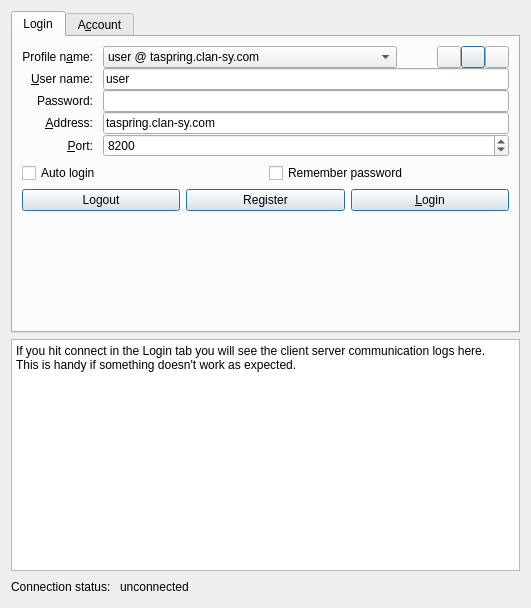
Qt form ui/connectionWidget.ui (tizbac/qtlobby) before a commit.
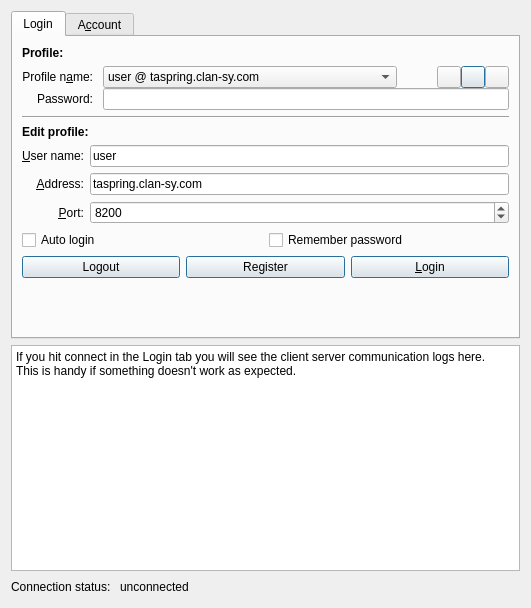
The same form after that commit. The open tabs and pages were chosen to show the change. Icons and pictures are not drawn.

Diff of the .ui file:
```diff
--- a/ui/connectionWidget.ui
+++ b/ui/connectionWidget.ui
@@ -20,6 +20,52 @@
    <string>Connect to a lobby server </string>
   </property>
   <layout class="QGridLayout">
+   <item row="1" column="0" colspan="3">
+    <widget class="QTextBrowser" name="connectionLogTextBrowser">
+     <property name="sizePolicy">
+      <sizepolicy hsizetype="Expanding" vsizetype="Expanding">
+       <horstretch>0</horstretch>
+       <verstretch>0</verstretch>
+      </sizepolicy>
+     </property>
+     <property name="html">
+      <string>&lt;!DOCTYPE HTML PUBLIC &quot;-//W3C//DTD HTML 4.0//EN&quot; &quot;http://www.w3.org/TR/REC-html40/strict.dtd&quot;&gt;
+&lt;html&gt;&lt;head&gt;&lt;meta name=&quot;qrichtext&quot; content=&quot;1&quot; /&gt;&lt;style type=&quot;text/css&quot;&gt;
+p, li { white-space: pre-wrap; }
+&lt;/style&gt;&lt;/head&gt;&lt;body style=&quot; font-family:'DejaVu Sans'; font-size:9pt; font-weight:400; font-style:normal;&quot;&gt;
+&lt;p style=&quot; margin-top:0px; margin-bottom:0px; margin-left:0px; margin-right:0px; -qt-block-indent:0; text-indent:0px;&quot;&gt;&lt;span style=&quot; font-family:'Sans Serif';&quot;&gt;If you hit connect in the Login tab you will see the client server communication logs here. &lt;/span&gt;&lt;/p&gt;
+&lt;p style=&quot; margin-top:0px; margin-bottom:0px; margin-left:0px; margin-right:0px; -qt-block-indent:0; text-indent:0px;&quot;&gt;&lt;span style=&quot; font-family:'Sans Serif';&quot;&gt;This is handy if something doesn't work as expected.&lt;/span&gt;&lt;/p&gt;
+&lt;p style=&quot;-qt-paragraph-type:empty; margin-top:0px; margin-bottom:0px; margin-left:0px; margin-right:0px; -qt-block-indent:0; text-indent:0px; font-family:'Sans Serif';&quot;&gt;&lt;/p&gt;&lt;/body&gt;&lt;/html&gt;</string>
+     </property>
+    </widget>
+   </item>
+   <item row="2" column="2">
+    <spacer>
+     <property name="orientation">
+      <enum>Qt::Horizontal</enum>
+     </property>
+     <property name="sizeHint" stdset="0">
+      <size>
+       <width>441</width>
+       <height>20</height>
+      </size>
+     </property>
+    </spacer>
+   </item>
+   <item row="2" column="1">
+    <widget class="QLabel" name="statusLabel">
+     <property name="text">
+      <string>unconnected</string>
+     </property>
+    </widget>
+   </item>
+   <item row="2" column="0">
+    <widget class="QLabel" name="label_8">
+     <property name="text">
+      <string>Connection status: </string>
+     </property>
+    </widget>
+   </item>
    <item row="0" column="0" colspan="3">
     <widget class="QTabWidget" name="tabWidget">
      <property name="sizePolicy">
@@ -32,13 +78,27 @@
       <enum>QTabWidget::North</enum>
      </property>
      <property name="currentIndex">
-      <number>1</number>
+      <number>0</number>
      </property>
      <widget class="QWidget" name="tab_2">
       <attribute name="title">
        <string>Login</string>
       </attribute>
       <layout class="QVBoxLayout" name="verticalLayout">
+       <item>
+        <widget class="QLabel" name="label">
+         <property name="font">
+          <font>
+           <weight>75</weight>
+           <italic>false</italic>
+           <bold>true</bold>
+          </font>
+         </property>
+         <property name="text">
+          <string>Profile:</string>
+         </property>
+        </widget>
+       </item>
        <item>
         <layout class="QGridLayout" name="profileContainer">
          <property name="horizontalSpacing">
@@ -50,48 +110,6 @@
          <property name="rightMargin">
           <number>0</number>
          </property>
-         <item row="1" column="1">
-          <widget class="QLineEdit" name="profileUserNameLineEdit">
-           <property name="sizePolicy">
-            <sizepolicy hsizetype="Expanding" vsizetype="Fixed">
-             <horstretch>200</horstretch>
-             <verstretch>0</verstretch>
-            </sizepolicy>
-           </property>
-           <property name="toolTip">
-            <string>Lobby username like drZero23 or [Clan]Username</string>
-           </property>
-           <property name="text">
-            <string>user</string>
-           </property>
-          </widget>
-         </item>
-         <item row="3" column="1">
-          <widget class="QLineEdit" name="profileServerAddressLineEdit">
-           <property name="toolTip">
-            <string>Address of the TASServer. Most likely taspring.clan-sy.com</string>
-           </property>
-           <property name="text">
-            <string>taspring.clan-sy.com</string>
-           </property>
-          </widget>
-         </item>
-         <item row="4" column="1">
-          <widget class="QSpinBox" name="profilePortSpinBox">
-           <property name="toolTip">
-            <string>TCP port which is used by the TASServer. Most likely 8200.</string>
-           </property>
-           <property name="minimum">
-            <number>1</number>
-           </property>
-           <property name="maximum">
-            <number>65535</number>
-           </property>
-           <property name="value">
-            <number>8200</number>
-           </property>
-          </widget>
-         </item>
          <item row="0" column="0">
           <widget class="QLabel" name="profileNameLabel">
            <property name="text">
@@ -105,77 +123,6 @@
            </property>
           </widget>
          </item>
-         <item row="1" column="0">
-          <widget class="QLabel" name="userNameLabel">
-           <property name="text">
-            <string>&amp;User name:</string>
-           </property>
-           <property name="alignment">
-            <set>Qt::AlignRight|Qt::AlignTrailing|Qt::AlignVCenter</set>
-           </property>
-           <property name="buddy">
-            <cstring>profileUserNameLineEdit</cstring>
-           </property>
-          </widget>
-         </item>
-         <item row="3" column="0">
-          <widget class="QLabel" name="addressLabel">
-           <property name="text">
-            <string>&amp;Address:</string>
-           </property>
-           <property name="alignment">
-            <set>Qt::AlignRight|Qt::AlignTrailing|Qt::AlignVCenter</set>
-           </property>
-           <property name="buddy">
-            <cstring>profileServerAddressLineEdit</cstring>
-           </property>
-          </widget>
-         </item>
-         <item row="4" column="0">
-          <widget class="QLabel" name="portLabel">
-           <property name="text">
-            <string>&amp;Port:</string>
-           </property>
-           <property name="alignment">
-            <set>Qt::AlignRight|Qt::AlignTrailing|Qt::AlignVCenter</set>
-           </property>
-           <property name="buddy">
-            <cstring>profilePortSpinBox</cstring>
-           </property>
-          </widget>
-         </item>
-         <item row="2" column="0">
-          <widget class="QLabel" name="passwordLabel">
-           <property name="text">
-            <string>Password:</string>
-           </property>
-           <property name="alignment">
-            <set>Qt::AlignRight|Qt::AlignTrailing|Qt::AlignVCenter</set>
-           </property>
-           <property name="buddy">
-            <cstring>profileUserNameLineEdit</cstring>
-           </property>
-          </widget>
-         </item>
-         <item row="2" column="1">
-          <widget class="QLineEdit" name="passwordLineEdit">
-           <property name="sizePolicy">
-            <sizepolicy hsizetype="Expanding" vsizetype="Fixed">
-             <horstretch>200</horstretch>
-             <verstretch>0</verstretch>
-            </sizepolicy>
-           </property>
-           <property name="toolTip">
-            <string>Lobby username like drZero23 or [Clan]Username</string>
-           </property>
-           <property name="text">
-            <string/>
-           </property>
-           <property name="echoMode">
-            <enum>QLineEdit::Password</enum>
-           </property>
-          </widget>
-         </item>
          <item row="0" column="1">
           <layout class="QHBoxLayout" name="profileOperationHLayout">
            <item>
@@ -292,6 +239,146 @@
            </item>
           </layout>
          </item>
+         <item row="2" column="0">
+          <widget class="QLabel" name="passwordLabel">
+           <property name="text">
+            <string>Password:</string>
+           </property>
+           <property name="alignment">
+            <set>Qt::AlignRight|Qt::AlignTrailing|Qt::AlignVCenter</set>
+           </property>
+           <property name="buddy">
+            <cstring>profileUserNameLineEdit</cstring>
+           </property>
+          </widget>
+         </item>
+         <item row="2" column="1">
+          <widget class="QLineEdit" name="passwordLineEdit">
+           <property name="sizePolicy">
+            <sizepolicy hsizetype="Expanding" vsizetype="Fixed">
+             <horstretch>200</horstretch>
+             <verstretch>0</verstretch>
+            </sizepolicy>
+           </property>
+           <property name="toolTip">
+            <string>Lobby username like drZero23 or [Clan]Username</string>
+           </property>
+           <property name="text">
+            <string/>
+           </property>
+           <property name="echoMode">
+            <enum>QLineEdit::Password</enum>
+           </property>
+          </widget>
+         </item>
+        </layout>
+       </item>
+       <item>
+        <widget class="Line" name="line_2">
+         <property name="orientation">
+          <enum>Qt::Horizontal</enum>
+         </property>
+        </widget>
+       </item>
+       <item>
+        <widget class="QLabel" name="label_6">
+         <property name="font">
+          <font>
+           <weight>75</weight>
+           <bold>true</bold>
+          </font>
+         </property>
+         <property name="text">
+          <string>Edit profile:</string>
+         </property>
+        </widget>
+       </item>
+       <item>
+        <layout class="QGridLayout" name="gridLayout_2">
+         <property name="margin">
+          <number>0</number>
+         </property>
+         <item row="0" column="0">
+          <widget class="QLabel" name="userNameLabel">
+           <property name="text">
+            <string>&amp;User name:</string>
+           </property>
+           <property name="alignment">
+            <set>Qt::AlignRight|Qt::AlignTrailing|Qt::AlignVCenter</set>
+           </property>
+           <property name="buddy">
+            <cstring>profileUserNameLineEdit</cstring>
+           </property>
+          </widget>
+         </item>
+         <item row="0" column="1">
+          <widget class="QLineEdit" name="profileUserNameLineEdit">
+           <property name="sizePolicy">
+            <sizepolicy hsizetype="Expanding" vsizetype="Fixed">
+             <horstretch>200</horstretch>
+             <verstretch>0</verstretch>
+            </sizepolicy>
+           </property>
+           <property name="toolTip">
+            <string>Lobby username like drZero23 or [Clan]Username</string>
+           </property>
+           <property name="text">
+            <string>user</string>
+           </property>
+          </widget>
+         </item>
+         <item row="1" column="0">
+          <widget class="QLabel" name="addressLabel">
+           <property name="text">
+            <string>&amp;Address:</string>
+           </property>
+           <property name="alignment">
+            <set>Qt::AlignRight|Qt::AlignTrailing|Qt::AlignVCenter</set>
+           </property>
+           <property name="buddy">
+            <cstring>profileServerAddressLineEdit</cstring>
+           </property>
+          </widget>
+         </item>
+         <item row="1" column="1">
+          <widget class="QLineEdit" name="profileServerAddressLineEdit">
+           <property name="toolTip">
+            <string>Address of the TASServer. Most likely taspring.clan-sy.com</string>
+           </property>
+           <property name="text">
+            <string>taspring.clan-sy.com</string>
+           </property>
+          </widget>
+         </item>
+         <item row="2" column="0">
+          <widget class="QLabel" name="portLabel">
+           <property name="text">
+            <string>&amp;Port:</string>
+           </property>
+           <property name="alignment">
+            <set>Qt::AlignRight|Qt::AlignTrailing|Qt::AlignVCenter</set>
+           </property>
+           <property name="buddy">
+            <cstring>profilePortSpinBox</cstring>
+           </property>
+          </widget>
+         </item>
+         <item row="2" column="1">
+          <widget class="QSpinBox" name="profilePortSpinBox">
+           <property name="toolTip">
+            <string>TCP port which is used by the TASServer. Most likely 8200.</string>
+           </property>
+           <property name="minimum">
+            <number>1</number>
+           </property>
+           <property name="maximum">
+            <number>65535</number>
+           </property>
+           <property name="value">
+            <number>8200</number>
+           </property>
+          </widget>
+         </item>
         </layout>
        </item>
        <item>
@@ -605,7 +692,7 @@
          <property name="sizeHint" stdset="0">
           <size>
            <width>20</width>
-           <height>43</height>
+           <height>49</height>
           </size>
          </property>
         </spacer>
@@ -614,52 +701,6 @@
      </widget>
     </widget>
    </item>
-   <item row="1" column="0" colspan="3">
-    <widget class="QTextBrowser" name="connectionLogTextBrowser">
-     <property name="sizePolicy">
-      <sizepolicy hsizetype="Expanding" vsizetype="Expanding">
-       <horstretch>0</horstretch>
-       <verstretch>0</verstretch>
-      </sizepolicy>
-     </property>
-     <property name="html">
-      <string>&lt;!DOCTYPE HTML PUBLIC &quot;-//W3C//DTD HTML 4.0//EN&quot; &quot;http://www.w3.org/TR/REC-html40/strict.dtd&quot;&gt;
-&lt;html&gt;&lt;head&gt;&lt;meta name=&quot;qrichtext&quot; content=&quot;1&quot; /&gt;&lt;style type=&quot;text/css&quot;&gt;
-p, li { white-space: pre-wrap; }
-&lt;/style&gt;&lt;/head&gt;&lt;body style=&quot; font-family:'DejaVu Sans'; font-size:9pt; font-weight:400; font-style:normal;&quot;&gt;
-&lt;p style=&quot; margin-top:0px; margin-bottom:0px; margin-left:0px; margin-right:0px; -qt-block-indent:0; text-indent:0px;&quot;&gt;&lt;span style=&quot; font-family:'Sans Serif';&quot;&gt;If you hit connect in the Login tab you will see the client server communication logs here. &lt;/span&gt;&lt;/p&gt;
-&lt;p style=&quot; margin-top:0px; margin-bottom:0px; margin-left:0px; margin-right:0px; -qt-block-indent:0; text-indent:0px;&quot;&gt;&lt;span style=&quot; font-family:'Sans Serif';&quot;&gt;This is handy if something doesn't work as expected.&lt;/span&gt;&lt;/p&gt;
-&lt;p style=&quot;-qt-paragraph-type:empty; margin-top:0px; margin-bottom:0px; margin-left:0px; margin-right:0px; -qt-block-indent:0; text-indent:0px; font-family:'Sans Serif';&quot;&gt;&lt;/p&gt;&lt;/body&gt;&lt;/html&gt;</string>
-     </property>
-    </widget>
-   </item>
-   <item row="2" column="2">
-    <spacer>
-     <property name="orientation">
-      <enum>Qt::Horizontal</enum>
-     </property>
-     <property name="sizeHint" stdset="0">
-      <size>
-       <width>441</width>
-       <height>20</height>
-      </size>
-     </property>
-    </spacer>
-   </item>
-   <item row="2" column="1">
-    <widget class="QLabel" name="statusLabel">
-     <property name="text">
-      <string>unconnected</string>
-     </property>
-    </widget>
-   </item>
-   <item row="2" column="0">
-    <widget class="QLabel" name="label_8">
-     <property name="text">
-      <string>Connection status: </string>
-     </property>
-    </widget>
-   </item>
   </layout>
  </widget>
  <resources>
```
